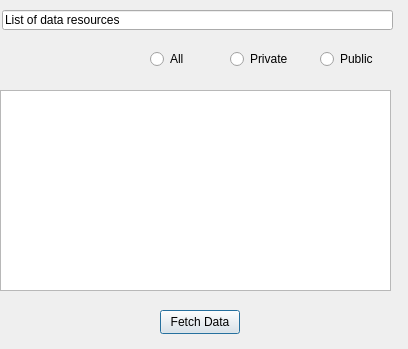
Old version of the form Ugix_resources_dialog_base.ui in the repository datakaveri/gdi-qgis-plugin.
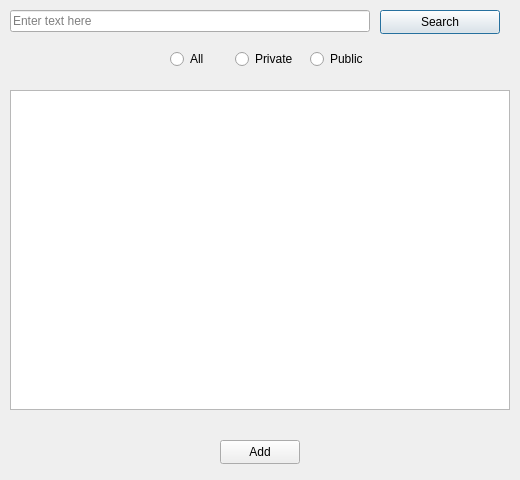
New version of the form.

Commit message: fix: search box, dataset type visibility, filtering, plotting, and website URL button issues

What changed in the file:
```diff
--- a/Ugix_resources_dialog_base.ui
+++ b/Ugix_resources_dialog_base.ui
@@ -6,65 +6,52 @@
    <rect>
     <x>0</x>
     <y>0</y>
-    <width>408</width>
-    <height>349</height>
+    <width>520</width>
+    <height>480</height>
    </rect>
   </property>
+
   <property name="windowTitle">
    <string>GDI QGIS Plugin</string>
   </property>
-  <widget class="QListWidget" name="listWidget">
-   <property name="geometry">
-    <rect>
-     <x>0</x>
-     <y>90</y>
-     <width>391</width>
-     <height>201</height>
-    </rect>
-   </property>
-  </widget>
-  <widget class="QPushButton" name="okButton">
-   <property name="geometry">
-    <rect>
-     <x>160</x>
-     <y>310</y>
-     <width>80</width>
-     <height>24</height>
-    </rect>
-   </property>
-   <property name="text">
-    <string>Fetch Data</string>
-   </property>
-  </widget>
+
+  <!-- Search Input -->
   <widget class="QLineEdit" name="lineEdit">
    <property name="geometry">
     <rect>
-     <x>2</x>
-     <y>10</y>
-     <width>391</width>
-     <height>20</height>
-    </rect>
-   </property>
-   <property name="text">
-    <string>List of data resources</string>
-   </property>
-  </widget>
-  <!-- <widget class="QComboBox" name="comboBox">
-   <property name="geometry">
-    <rect>
      <x>10</x>
-     <y>50</y>
-     <width>90</width>
+     <y>10</y>
+     <width>360</width>
      <height>22</height>
     </rect>
    </property>
-  </widget> -->
+   <property name="placeholderText">
+    <string>Enter text here</string>
+   </property>
+  </widget>
+
+  <!-- Search Button -->
+  <widget class="QPushButton" name="btnSearch">
+   <property name="geometry">
+    <rect>
+     <x>380</x>
+     <y>10</y>
+     <width>120</width>
+     <height>24</height>
+    </rect>
+   </property>
+   <property name="text">
+    <string>Search</string>
+   </property>
+  </widget>
+
+  <!-- Radio Buttons (Centered) -->
   <widget class="QRadioButton" name="radioButtonAll">
    <property name="geometry">
     <rect>
-     <x>150</x>
+     <x>170</x>
      <y>50</y>
-     <width>69</width>
+     <width>60</width>
      <height>18</height>
     </rect>
    </property>
@@ -75,9 +62,9 @@
   <widget class="QRadioButton" name="radioButtonPrivate">
    <property name="geometry">
     <rect>
-     <x>230</x>
+     <x>235</x>
      <y>50</y>
-     <width>69</width>
+     <width>70</width>
      <height>18</height>
     </rect>
    </property>
@@ -88,9 +75,9 @@
   <widget class="QRadioButton" name="radioButtonPublic">
    <property name="geometry">
     <rect>
-     <x>320</x>
+     <x>310</x>
      <y>50</y>
-     <width>69</width>
+     <width>70</width>
      <height>18</height>
     </rect>
    </property>
@@ -98,6 +85,34 @@
     <string>Public</string>
    </property>
   </widget>
+
+  <!-- Results List -->
+  <widget class="QListWidget" name="listWidget">
+   <property name="geometry">
+    <rect>
+     <x>10</x>
+     <y>90</y>
+     <width>500</width>
+     <height>320</height>
+    </rect>
+   </property>
+  </widget>
+
+  <!-- Fetch Button -->
+  <widget class="QPushButton" name="okButton">
+   <property name="geometry">
+    <rect>
+     <x>220</x>
+     <y>440</y>
+     <width>80</width>
+     <height>24</height>
+    </rect>
+   </property>
+   <property name="text">
+    <string>Add</string>
+   </property>
+  </widget>
+
  </widget>
  <resources/>
  <connections/>
```
Left out of the diff: 2 changed lines with no effect on the pictures. The commit also changes 1 other file.
